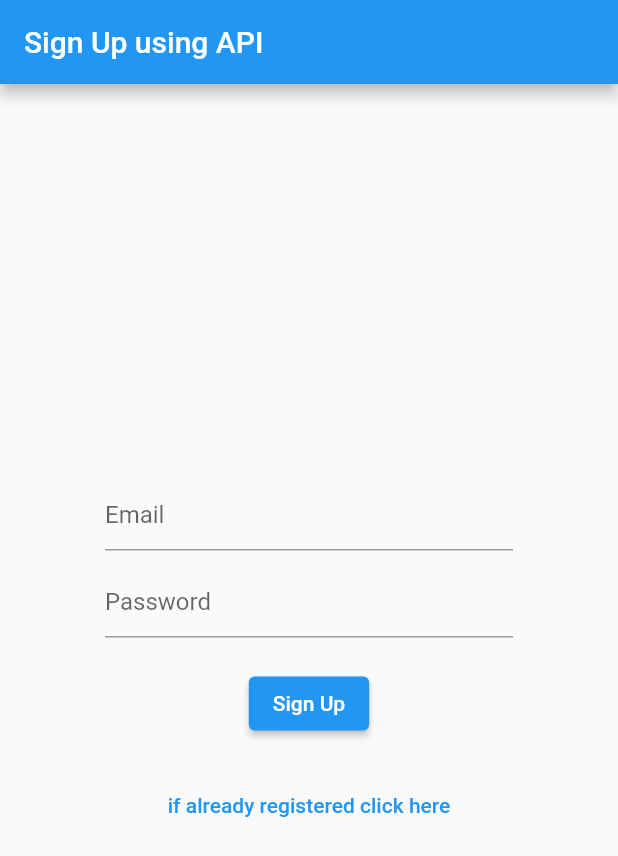
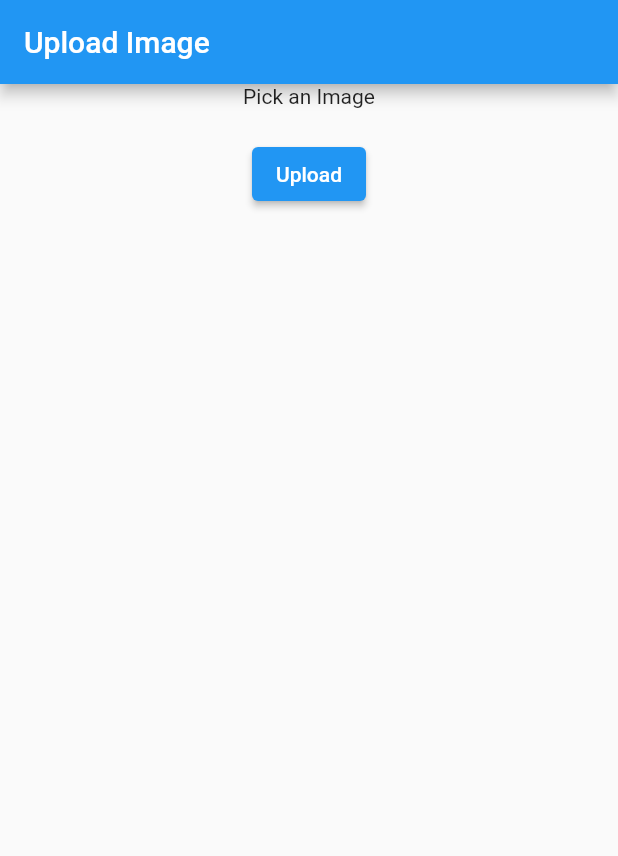
Before and after one commit to aacfahim/api, a Flutter app: the screen it shows after launch, on a phone screen of 412 x 824 dp. Shown: the top 856 px of the screen. Run offline on Flutter 3.47's test engine with Material 2 defaults, Android fonts, the phone set to English and light mode, and no system bars; our stand-ins replace image_picker; missing offline and left inert: dart:html.

Commit message:
image upload to rest api

```diff
--- /dev/null
+++ b/lib/POST/image_upload.dart
@@ -0,0 +1,98 @@
+import 'dart:io';
+import 'package:flutter/foundation.dart';
+import 'package:http/http.dart' as http;
+import 'package:flutter/material.dart';
+import 'package:flutter/src/widgets/container.dart';
+import 'package:flutter/src/widgets/framework.dart';
+import 'package:image_picker/image_picker.dart';
+import 'package:test_app/utils/const.dart';
+
+class ImageUpload extends StatefulWidget {
+  const ImageUpload({super.key});
+
+  @override
+  State<ImageUpload> createState() => _ImageUploadState();
+}
+
+class _ImageUploadState extends State<ImageUpload> {
+  File? image;
+  final picker = ImagePicker();
+  bool isLoading = false;
+
+  Future getImage(BuildContext context) async {
+    final pickedFile =
+        await picker.pickImage(source: ImageSource.gallery, imageQuality: 80);
+
+    if (pickedFile != null) {
+      image = File(pickedFile.path);
+      setState(() {});
+    } else {
+      showSnackBar("Please upload an image", context);
+    }
+  }
+
+  Future uploadImage() async {
+    setState(() {
+      isLoading = true;
+    });
+
+    var stream = http.ByteStream(image!.openRead());
+    stream.cast();
+
+    var length = await image!.length();
+
+    var uri = Uri.parse('https://fakestoreapi.com/products');
+
+    var request = http.MultipartRequest('POST', uri);
+    request.fields['title'] = "Static title";
+
+    var multipart = http.MultipartFile('image', stream, length);
+
+    request.files.add(multipart);
+
+    var response = await request.send();
+
+    if (response.statusCode == 200) {
+      showSnackBar("File Uploaded", context);
+      setState(() {
+        isLoading = false;
+      });
+    } else {
+      showSnackBar("Failed to upload", context);
+    }
+  }
+
+  @override
+  Widget build(BuildContext context) {
+    return Scaffold(
+      appBar: AppBar(title: Text("Upload Image")),
+      body: Column(
+        children: [
+          isLoading
+              ? const Center(child: CircularProgressIndicator())
+              : Container(
+                  child: image == null
+                      ? InkWell(
+                          onTap: () => getImage(context),
+                          child: Center(child: Text("Pick an Image")))
+                      : Container(
+                          child: Center(
+                            child: Image.file(
+                              File(image!.path).absolute,
+                              height: 100,
+                              width: 100,
+                              fit: BoxFit.cover,
+                            ),
+                          ),
+                        )),
+          SizedBox(height: 20),
+          ElevatedButton(
+              onPressed: () {
+                uploadImage();
+              },
+              child: Text("Upload"))
+        ],
+      ),
+    );
+  }
+}
--- a/lib/main.dart
+++ b/lib/main.dart
@@ -1,5 +1,6 @@
 import 'package:flutter/material.dart';
 import 'package:test_app/GET/example_five.dart';
+import 'package:test_app/POST/image_upload.dart';
 import 'package:test_app/POST/signup.dart';
 
 void main() {
@@ -14,7 +15,7 @@ class MyApp extends StatelessWidget {
   Widget build(BuildContext context) {
     return MaterialApp(
       debugShowCheckedModeBanner: false,
-      home: SignUp(),
+      home: ImageUpload(),
     );
   }
 }
--- a/pubspec.yaml
+++ b/pubspec.yaml
@@ -36,6 +36,8 @@ dependencies:
   # Use with the CupertinoIcons class for iOS style icons.
   cupertino_icons: ^1.0.2
   http: ^0.13.5
+  image_picker: ^0.8.6+1
+  permission_handler: ^10.2.0
 
 dev_dependencies:
   flutter_test:
```
Also changed, not shown: pubspec.lock, 2 other files.
